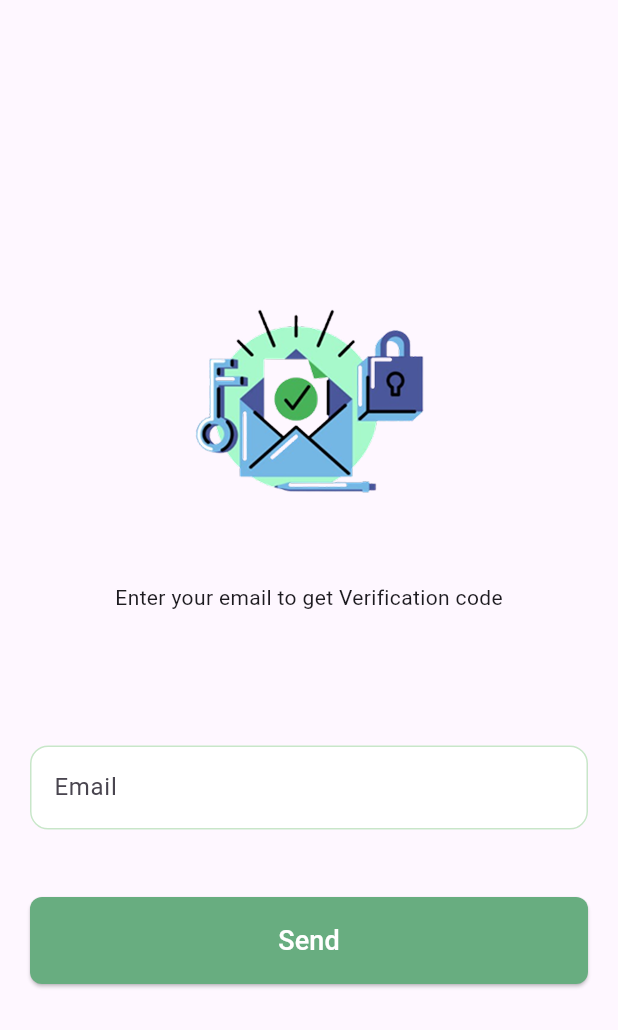
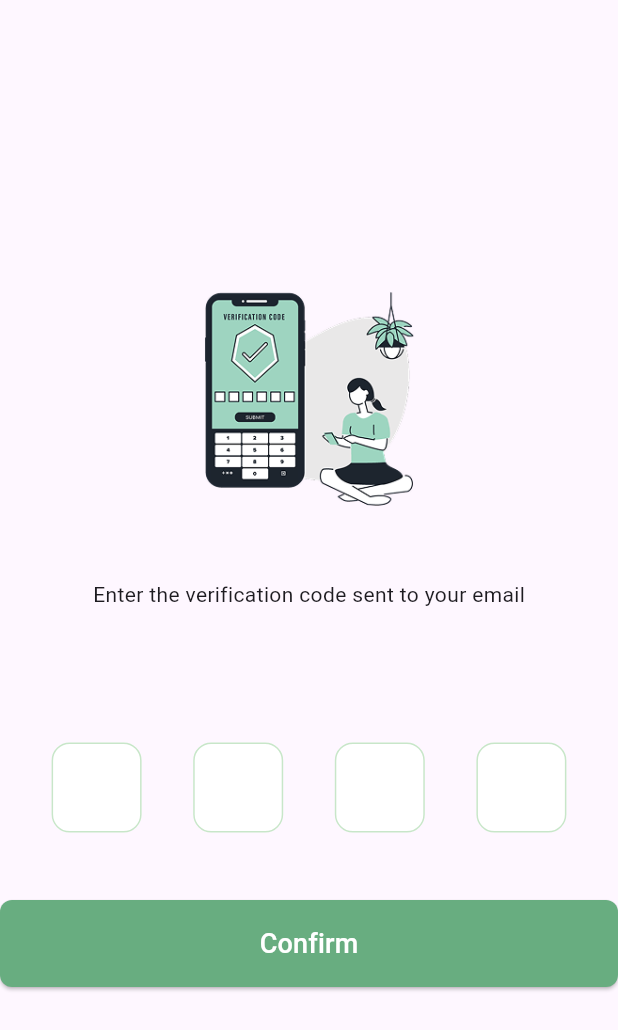
Before and after one commit to gadooo/ZadMobileApp, a Flutter app: the ForgetPassword screen opened directly, after a tap on "Send", on a phone screen of 412 x 824 dp. Shown: the top 1030 px of the screen. Run offline on Flutter 3.47's test engine with Material 3 defaults, Android fonts, the phone set to English and light mode, and no system bars; our stand-ins replace font_awesome_flutter, shared_preferences; accounts and stored records are empty; Roboto replaces fonts that are missing (Roboto Flex).

Commit message:
complit the virefiy code page

```diff
--- a/lib/screens/ForgetPassword.dart
+++ b/lib/screens/ForgetPassword.dart
@@ -1,4 +1,5 @@
 import 'package:flutter/material.dart';
+import 'package:zad/screens/VirefiyCode.dart';
 import 'package:zad/widgets/CustomButtom.dart';
 import 'package:zad/widgets/CustomTextFilde.dart';
 
@@ -34,7 +35,14 @@ class _ForgetPasswordState extends State<ForgetPassword> {
                   hintText: "Enter your Email or phone numer ",
                   controller: TextEditingController()),
               SizedBox(height: 45),
-              CustomButton(text: "Send", onPressed: () {})
+              CustomButton(
+                  text: "Send",
+                  onPressed: () {
+                    Navigator.push(
+                        context,
+                        MaterialPageRoute(
+                            builder: (context) => const VirefiyCode()));
+                  })
             ]),
       ),
     );
--- /dev/null
+++ b/lib/screens/VirefiyCode.dart
@@ -0,0 +1,42 @@
+// ignore: file_names
+import 'package:flutter/material.dart';
+import 'package:zad/screens/login_screen.dart';
+import 'package:zad/widgets/CustomButtom.dart';
+
+import '../widgets/VirefiyCodeWidget.dart';
+
+class VirefiyCode extends StatefulWidget {
+  const VirefiyCode({super.key});
+
+  @override
+  // ignore: library_private_types_in_public_api
+  _VirefiyCodeState createState() => _VirefiyCodeState();
+}
+
+class _VirefiyCodeState extends State<VirefiyCode> {
+  @override
+  Widget build(BuildContext context) {
+    return Scaffold(
+        body: SafeArea(
+            child: Column(
+                mainAxisAlignment: MainAxisAlignment.center,
+                crossAxisAlignment: CrossAxisAlignment.center,
+                children: [
+          Image.asset("lib/images/virefiyCode.png", width: 200, height: 200),
+          const SizedBox(height: 20),
+          const Text("Enter the verification code sent to your email",
+              style: TextStyle(fontFamily: "Roboto Flex")),
+          const SizedBox(height: 89),
+          OtpInput(),
+          const SizedBox(height: 45),
+          CustomButton(
+            // have to navigate to change password page
+            onPressed: () {
+              Navigator.pushReplacement(context,
+                  MaterialPageRoute(builder: (context) => const LoginPage()));
+            },
+            text: "Confirm",
+          ),
+        ])));
+  }
+}
--- /dev/null
+++ b/lib/widgets/VirefiyCodeWidget.dart
@@ -0,0 +1,45 @@
+import 'package:flutter/material.dart';
+
+class OtpInput extends StatelessWidget {
+  final int length;
+  final bool obscureText;
+
+  const OtpInput({super.key, this.length = 4, this.obscureText = true});
+
+  @override
+  Widget build(BuildContext context) {
+    return Row(
+      mainAxisAlignment: MainAxisAlignment.spaceEvenly,
+      children: List.generate(length, (index) {
+        return SizedBox(
+          width: 60,
+          child: TextField(
+            textAlign: TextAlign.center,
+            keyboardType: TextInputType.number,
+            obscureText: obscureText,
+            style: const TextStyle(
+              fontSize: 24,
+              fontWeight: FontWeight.bold,
+            ),
+            decoration: InputDecoration(
+              filled: true,
+              fillColor: Colors.white,
+              counterText: '',
+              contentPadding: const EdgeInsets.all(12),
+              enabledBorder: OutlineInputBorder(
+                borderRadius: BorderRadius.circular(12),
+                borderSide: BorderSide(color: Colors.green.shade100),
+              ),
+              focusedBorder: OutlineInputBorder(
+                borderRadius: BorderRadius.circular(12),
+                borderSide:
+                    BorderSide(color: Colors.green.shade400, width: 1.5),
+              ),
+            ),
+            maxLength: 1,
+          ),
+        );
+      }),
+    );
+  }
+}
```
Also changed, not shown: lib/images/virefiyCode.png (added).
